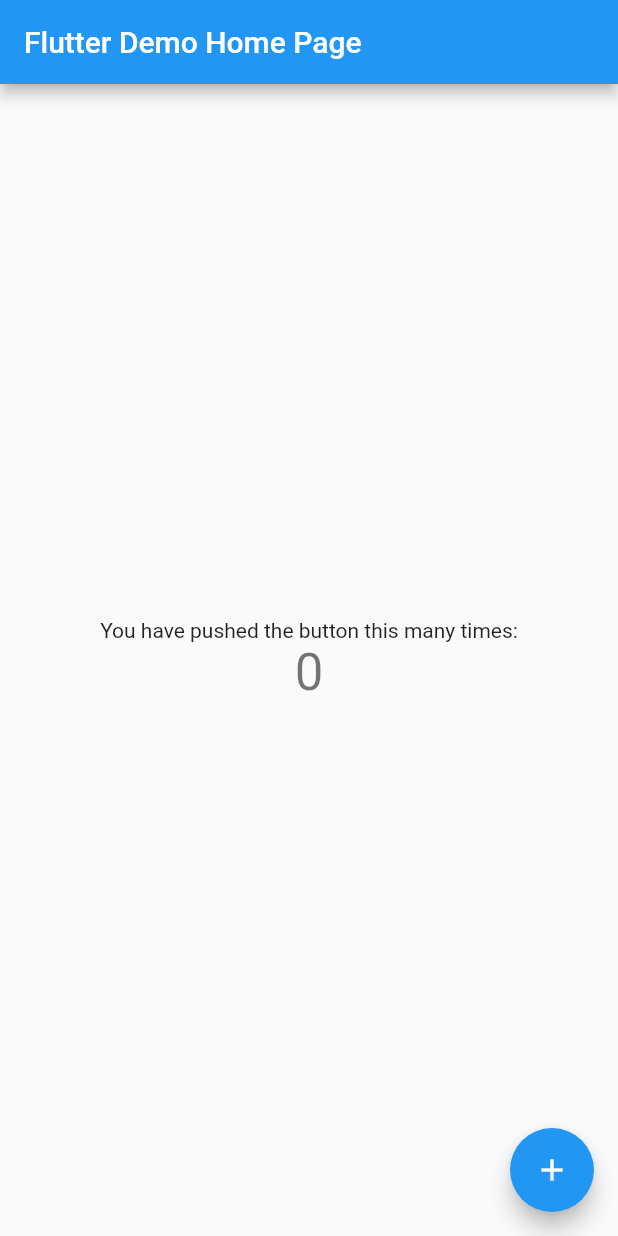
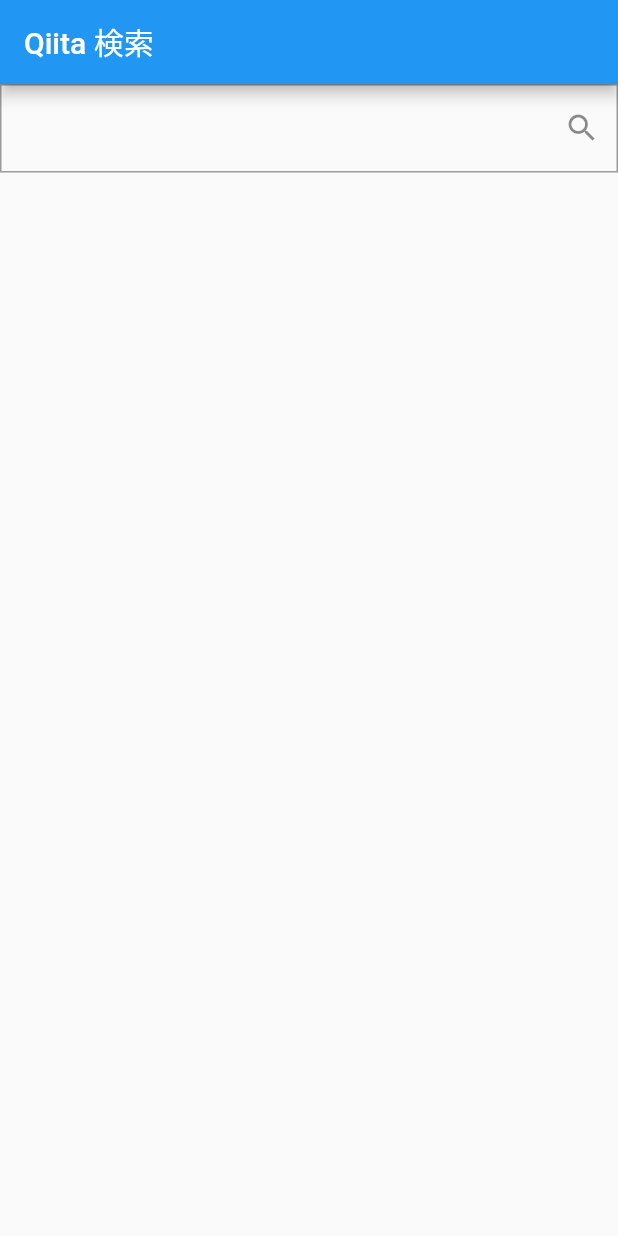
Before and after one commit to yukiji0907/flutter-qiita-searcher, a Flutter app: the screen it shows after launch, on a phone screen of 412 x 824 dp. Run offline on Flutter 3.47's test engine with Material 2 defaults, Android fonts, the light colour scheme and no system bars; our stand-ins replace flutter_riverpod, freezed_annotation, go_router, riverpod_annotation, webview_flutter; generated files the repository leaves out were written again.

Commit message:
Create sample by flutter_riverpod

```diff
--- /dev/null
+++ b/lib/app.dart
@@ -0,0 +1,17 @@
+import 'package:flutter/material.dart';
+import 'package:flutter_riverpod/flutter_riverpod.dart';
+import 'package:qiita_searcher/util/router.dart';
+
+class App extends ConsumerWidget {
+  const App({super.key});
+
+  @override
+  Widget build(BuildContext context, WidgetRef ref) {
+    final router = ref.watch(routerProvider);
+    return MaterialApp.router(
+      routeInformationProvider: router.routeInformationProvider,
+      routeInformationParser: router.routeInformationParser,
+      routerDelegate: router.routerDelegate,
+    );
+  }
+}
--- a/lib/main.dart
+++ b/lib/main.dart
@@ -1,115 +1,13 @@
-import 'package:flutter/material.dart';
+import 'package:flutter/cupertino.dart';
+import 'package:flutter_riverpod/flutter_riverpod.dart';
+import 'package:intl/intl.dart';
+import 'package:qiita_searcher/app.dart';
 
 void main() {
-  runApp(const MyApp());
+  Intl.defaultLocale = 'ja';
+  runApp(
+    const ProviderScope(
+      child: App(),
+    ),
+  );
 }
-
-class MyApp extends StatelessWidget {
-  const MyApp({super.key});
-
-  // This widget is the root of your application.
-  @override
-  Widget build(BuildContext context) {
-    return MaterialApp(
-      title: 'Flutter Demo',
-      theme: ThemeData(
-        // This is the theme of your application.
-        //
-        // Try running your application with "flutter run". You'll see the
-        // application has a blue toolbar. Then, without quitting the app, try
-        // changing the primarySwatch below to Colors.green and then invoke
-        // "hot reload" (press "r" in the console where you ran "flutter run",
-        // or simply save your changes to "hot reload" in a Flutter IDE).
-        // Notice that the counter didn't reset back to zero; the application
-        // is not restarted.
-        primarySwatch: Colors.blue,
-      ),
-      home: const MyHomePage(title: 'Flutter Demo Home Page'),
-    );
-  }
-}
-
-class MyHomePage extends StatefulWidget {
-  const MyHomePage({super.key, required this.title});
-
-  // This widget is the home page of your application. It is stateful, meaning
-  // that it has a State object (defined below) that contains fields that affect
-  // how it looks.
-
-  // This class is the configuration for the state. It holds the values (in this
-  // case the title) provided by the parent (in this case the App widget) and
-  // used by the build method of the State. Fields in a Widget subclass are
-  // always marked "final".
-
-  final String title;
-
-  @override
-  State<MyHomePage> createState() => _MyHomePageState();
-}
-
-class _MyHomePageState extends State<MyHomePage> {
-  int _counter = 0;
-
-  void _incrementCounter() {
-    setState(() {
-      // This call to setState tells the Flutter framework that something has
-      // changed in this State, which causes it to rerun the build method below
-      // so that the display can reflect the updated values. If we changed
-      // _counter without calling setState(), then the build method would not be
-      // called again, and so nothing would appear to happen.
-      _counter++;
-    });
-  }
-
-  @override
-  Widget build(BuildContext context) {
-    // This method is rerun every time setState is called, for instance as done
-    // by the _incrementCounter method above.
-    //
-    // The Flutter framework has been optimized to make rerunning build methods
-    // fast, so that you can just rebuild anything that needs updating rather
-    // than having to individually change instances of widgets.
-    return Scaffold(
-      appBar: AppBar(
-        // Here we take the value from the MyHomePage object that was created by
-        // the App.build method, and use it to set our appbar title.
-        title: Text(widget.title),
-      ),
-      body: Center(
-        // Center is a layout widget. It takes a single child and positions it
-        // in the middle of the parent.
-        child: Column(
-          // Column is also a layout widget. It takes a list of children and
-          // arranges them vertically. By default, it sizes itself to fit its
-          // children horizontally, and tries to be as tall as its parent.
-          //
-          // Invoke "debug painting" (press "p" in the console, choose the
-          // "Toggle Debug Paint" action from the Flutter Inspector in Android
-          // Studio, or the "Toggle Debug Paint" command in Visual Studio Code)
-          // to see the wireframe for each widget.
-          //
-          // Column has various properties to control how it sizes itself and
-          // how it positions its children. Here we use mainAxisAlignment to
-          // center the children vertically; the main axis here is the vertical
-          // axis because Columns are vertical (the cross axis would be
-          // horizontal).
-          mainAxisAlignment: MainAxisAlignment.center,
-          children: <Widget>[
-            const Text(
-              'You have pushed the button this many times:',
-            ),
-            Text(
-              '$_counter',
-              style: Theme.of(context).textTheme.headlineMedium,
-            ),
-          ],
-        ),
-      ),
-      floatingActionButton: FloatingActionButton(
-        onPressed: _incrementCounter,
-        tooltip: 'Increment',
-        child: const Icon(Icons.add),
-      ), // This trailing comma makes auto-formatting nicer for build methods.
-    );
-  }
-}
--- /dev/null
+++ b/lib/ui/search/search_view.dart
@@ -0,0 +1,41 @@
+import 'package:flutter/material.dart';
+import 'package:flutter_riverpod/flutter_riverpod.dart';
+import 'package:qiita_searcher/util/router.dart';
+
+class SearchView extends ConsumerStatefulWidget {
+  const SearchView({super.key});
+
+  @override
+  ConsumerState<ConsumerStatefulWidget> createState() => _SearchViewState();
+}
+
+class _SearchViewState extends ConsumerState<SearchView> {
+  final _controller = TextEditingController();
+
+  @override
+  Widget build(BuildContext context) {
+    return Scaffold(
+      appBar: AppBar(
+        title: const Text("Qiita 検索"),
+      ),
+      body: Center(
+        child: Column(
+          children: [
+            TextField(
+              controller: _controller,
+              decoration: const InputDecoration(
+                border: OutlineInputBorder(
+                  borderRadius: BorderRadius.zero,
+                ),
+                suffixIcon: Icon(Icons.search),
+              ),
+              onSubmitted: (text) {
+                ArticleListRoute(text).go(context);
+              },
+            ),
+          ],
+        ),
+      ),
+    );
+  }
+}
```
Also changed, not shown: analysis_options.yaml (+6 -25 lines), lib/model/article_items.dart (added, +26 -0 lines), lib/model/entity/article_item.dart (added, +19 -0 lines), lib/model/entity/user.dart (added, +15 -0 lines), lib/ui/article/article_view.dart (added, +22 -0 lines), lib/ui/article_list/article_list_view.dart (added, +47 -0 lines), lib/ui/error/error_view.dart (added, +26 -0 lines), lib/ui/widget/async_value_widget.dart (added, +25 -0 lines), lib/util/client_provider.dart (added, +7 -0 lines), lib/util/router.dart (added, +54 -0 lines), pubspec.yaml (+14 -73 lines), lib/model/article_items.g.dart (added), lib/model/entity/article_item.freezed.dart (added), lib/model/entity/article_item.g.dart (added), 5 more files, 10 other files.
